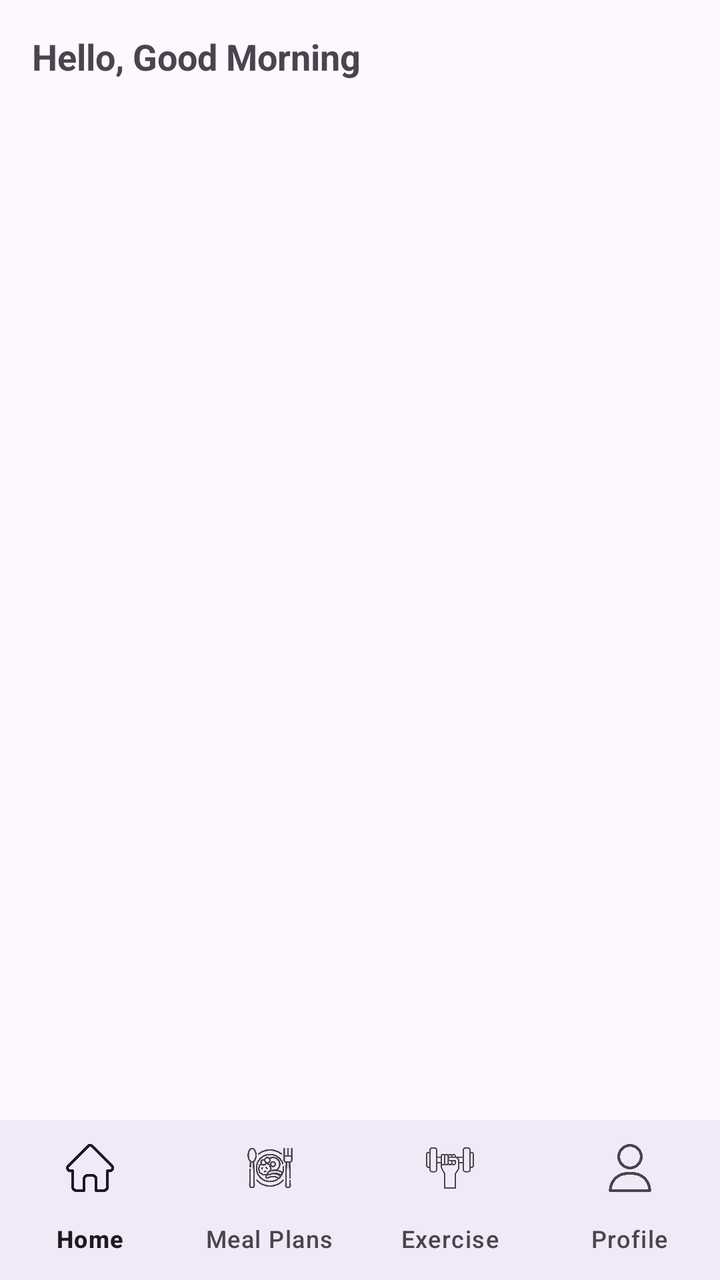
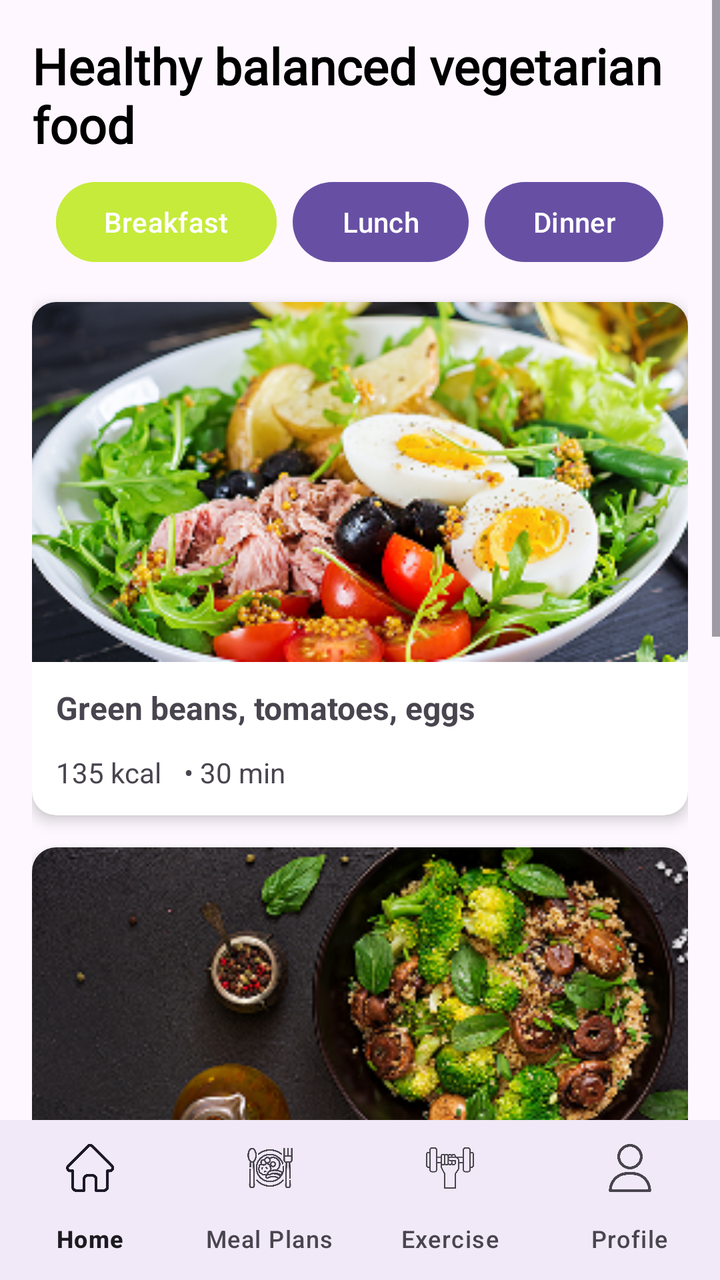

Screens rendered from an Android XML layout before and after an edit, with the pre-edit source and the edit as a unified diff.
<!-- AndroidManifest.xml: application theme Theme.FitPro -->
<!-- res/layout/activity_main_meal_plan.xml -->
<?xml version="1.0" encoding="utf-8"?>
<androidx.constraintlayout.widget.ConstraintLayout
    xmlns:android="http://schemas.android.com/apk/res/android"
    xmlns:app="http://schemas.android.com/apk/res-auto"
    xmlns:tools="http://schemas.android.com/tools"
    android:id="@+id/main"
    android:layout_width="match_parent"
    android:layout_height="match_parent"
    tools:context=".MainActivityMealPlan">

    
    <ScrollView
        android:id="@+id/scrollView"
        android:layout_width="0dp"
        android:layout_height="0dp"
        android:fillViewport="true"
        app:layout_constraintTop_toTopOf="parent"
        app:layout_constraintBottom_toTopOf="@id/bottom_navigation"
        app:layout_constraintStart_toStartOf="parent"
        app:layout_constraintEnd_toEndOf="parent">

        <LinearLayout
            android:layout_width="match_parent"
            android:layout_height="wrap_content"
            android:orientation="vertical"
            android:padding="16dp"
            android:paddingBottom="100dp"> 

            
            <TextView
                android:id="@+id/welcomeText"
                android:layout_width="wrap_content"
                android:layout_height="wrap_content"
                android:paddingBottom="16dp"
                android:text="Hello, Good Morning"
                android:textSize="18sp"
                android:textStyle="bold" />

            

        </LinearLayout>
    </ScrollView>

    
    <com.google.android.material.bottomnavigation.BottomNavigationView
        android:id="@+id/bottom_navigation"
        android:layout_width="0dp"
        android:layout_height="wrap_content"
        android:background="?android:attr/windowBackground"
        app:labelVisibilityMode="labeled"
        app:menu="@menu/bottom_nav_menu"
        app:layout_constraintBottom_toBottomOf="parent"
        app:layout_constraintStart_toStartOf="parent"
        app:layout_constraintEnd_toEndOf="parent" />

</androidx.constraintlayout.widget.ConstraintLayout>
<!-- resources referenced by this layout -->
<resources>
  <style name="Theme.FitPro" parent="Base.Theme.FitPro" />
  <style name="Base.Theme.FitPro" parent="Theme.Material3.DayNight.NoActionBar">
          
          
      </style>
</resources>

<!-- the commit's change to res/layout/activity_main_meal_plan.xml (unified diff, before → after) -->
@@ -19,24 +19,199 @@
         app:layout_constraintStart_toStartOf="parent"
         app:layout_constraintEnd_toEndOf="parent">
 
+        
         <LinearLayout
             android:layout_width="match_parent"
             android:layout_height="wrap_content"
             android:orientation="vertical"
             android:padding="16dp"
-            android:paddingBottom="100dp"> 
+            android:paddingBottom="100dp">
+
+            
 
             
             <TextView
-                android:id="@+id/welcomeText"
-                android:layout_width="wrap_content"
-                android:layout_height="wrap_content"
-                android:paddingBottom="16dp"
-                android:text="Hello, Good Morning"
-                android:textSize="18sp"
+                android:layout_width="match_parent"
+                android:layout_height="wrap_content"
+                android:fontFamily="@font/bebas_neue"
+                android:paddingBottom="8dp"
+                android:text="Healthy balanced vegetarian  food"
+                android:textColor="@android:color/black"
+                android:textSize="25dp"
                 android:textStyle="bold" />
 
-            
+            <LinearLayout
+                android:layout_width="match_parent"
+                android:layout_height="wrap_content"
+                android:orientation="horizontal"
+                android:gravity="center"
+                android:layout_marginBottom="16dp">
+
+                <Button
+                    android:layout_width="wrap_content"
+                    android:layout_height="wrap_content"
+                    android:text="Breakfast"
+                    android:backgroundTint="#C6EB3B"/>
+
+                <Button
+                    android:layout_width="wrap_content"
+                    android:layout_height="wrap_content"
+                    android:text="Lunch"
+                    android:layout_marginStart="8dp"/>
+
+                <Button
+                    android:layout_width="wrap_content"
+                    android:layout_height="wrap_content"
+                    android:text="Dinner"
+                    android:layout_marginStart="8dp"/>
+            </LinearLayout>
+
+
+            
+            <androidx.cardview.widget.CardView
+                android:layout_width="match_parent"
+                android:layout_height="wrap_content"
+                android:layout_marginBottom="16dp"
+                app:cardElevation="4dp"
+                app:cardCornerRadius="12dp">
+
+                <LinearLayout
+                    android:layout_width="match_parent"
+                    android:layout_height="wrap_content"
+                    android:orientation="vertical">
+
+                    <ImageView
+                        android:layout_width="match_parent"
+                        android:layout_height="180dp"
+                        android:scaleType="centerCrop"
+                        app:srcCompat="@drawable/img__3_" />
+
+                    <TextView
+                        android:layout_width="match_parent"
+                        android:layout_height="wrap_content"
+                        android:padding="12dp"
+                        android:text="Green beans, tomatoes, eggs"
+                        android:textStyle="bold"
+                        android:textSize="16sp"/>
+
+                    <LinearLayout
+                        android:layout_width="match_parent"
+                        android:layout_height="wrap_content"
+                        android:orientation="horizontal"
+                        android:paddingStart="12dp"
+                        android:paddingBottom="12dp">
+
+                        <TextView
+                            android:layout_width="wrap_content"
+                            android:layout_height="wrap_content"
+                            android:text="135 kcal"/>
+
+                        <TextView
+                            android:layout_width="wrap_content"
+                            android:layout_height="wrap_content"
+                            android:text=" • 30 min"
+                            android:layout_marginStart="8dp"/>
+                    </LinearLayout>
+                </LinearLayout>
+            </androidx.cardview.widget.CardView>
+
+            
+            <androidx.cardview.widget.CardView
+                android:layout_width="match_parent"
+                android:layout_height="wrap_content"
+                android:layout_marginBottom="16dp"
+                app:cardElevation="4dp"
+                app:cardCornerRadius="12dp">
+
+                <LinearLayout
+                    android:layout_width="match_parent"
+                    android:layout_height="wrap_content"
+                    android:orientation="vertical">
+
+                    <ImageView
+                        android:id="@+id/imageView21"
+                        android:layout_width="match_parent"
+                        android:layout_height="180dp"
+                        android:scaleType="centerCrop"
+                        app:srcCompat="@drawable/img__4_" />
+
+                    <TextView
+                        android:layout_width="match_parent"
+                        android:layout_height="wrap_content"
+                        android:padding="12dp"
+                        android:text="Healthy balanced vegetarian food"
+                        android:textStyle="bold"
+                        android:textSize="16sp"/>
+
+                    <LinearLayout
+                        android:layout_width="match_parent"
+                        android:layout_height="wrap_content"
+                        android:orientation="horizontal"
+                        android:paddingStart="12dp"
+                        android:paddingBottom="12dp">
+
+                        <TextView
+                            android:layout_width="wrap_content"
+                            android:layout_height="wrap_content"
+                            android:text="155 kcal"/>
+
+                        <TextView
+                            android:layout_width="wrap_content"
+                            android:layout_height="wrap_content"
+                            android:text=" • 25 min"
+                            android:layout_marginStart="8dp"/>
+                    </LinearLayout>
+                </LinearLayout>
+            </androidx.cardview.widget.CardView>
+
+            
+            <androidx.cardview.widget.CardView
+                android:layout_width="match_parent"
+                android:layout_height="wrap_content"
+                android:layout_marginBottom="16dp"
+                app:cardElevation="4dp"
+                app:cardCornerRadius="12dp">
+
+                <LinearLayout
+                    android:layout_width="match_parent"
+                    android:layout_height="wrap_content"
+                    android:orientation="vertical">
+
+                    <ImageView
+                        android:id="@+id/imageView23"
+                        android:layout_width="match_parent"
+                        android:layout_height="180dp"
+                        android:scaleType="centerCrop"
+                        app:srcCompat="@drawable/img__5_" />
+
+                    <TextView
+                        android:layout_width="match_parent"
+                        android:layout_height="wrap_content"
+                        android:padding="12dp"
+                        android:text="Keto/paleo diet: fried eggs, salmon"
+                        android:textStyle="bold"
+                        android:textSize="16sp"/>
+
+                    <LinearLayout
+                        android:layout_width="match_parent"
+                        android:layout_height="wrap_content"
+                        android:orientation="horizontal"
+                        android:paddingStart="12dp"
+                        android:paddingBottom="12dp">
+
+                        <TextView
+                            android:layout_width="wrap_content"
+                            android:layout_height="wrap_content"
+                            android:text="220 kcal"/>
+
+                        <TextView
+                            android:layout_width="wrap_content"
+                            android:layout_height="wrap_content"
+                            android:text=" • 30 min"
+                            android:layout_marginStart="8dp"/>
+                    </LinearLayout>
+                </LinearLayout>
+            </androidx.cardview.widget.CardView>
 
         </LinearLayout>
     </ScrollView>
<!-- resource entries referenced after the edit -->
@@ -1,5 +1,8 @@
 <!-- resources referenced by this layout -->
 <resources>
+  <!-- drawable img__3_: png bitmap (drawable, 124316 bytes) -->
+  <!-- drawable img__4_: png bitmap (drawable, 124653 bytes) -->
+  <!-- drawable img__5_: png bitmap (drawable, 122951 bytes) -->
   <style name="Theme.FitPro" parent="Base.Theme.FitPro" />
   <style name="Base.Theme.FitPro" parent="Theme.Material3.DayNight.NoActionBar">
           
